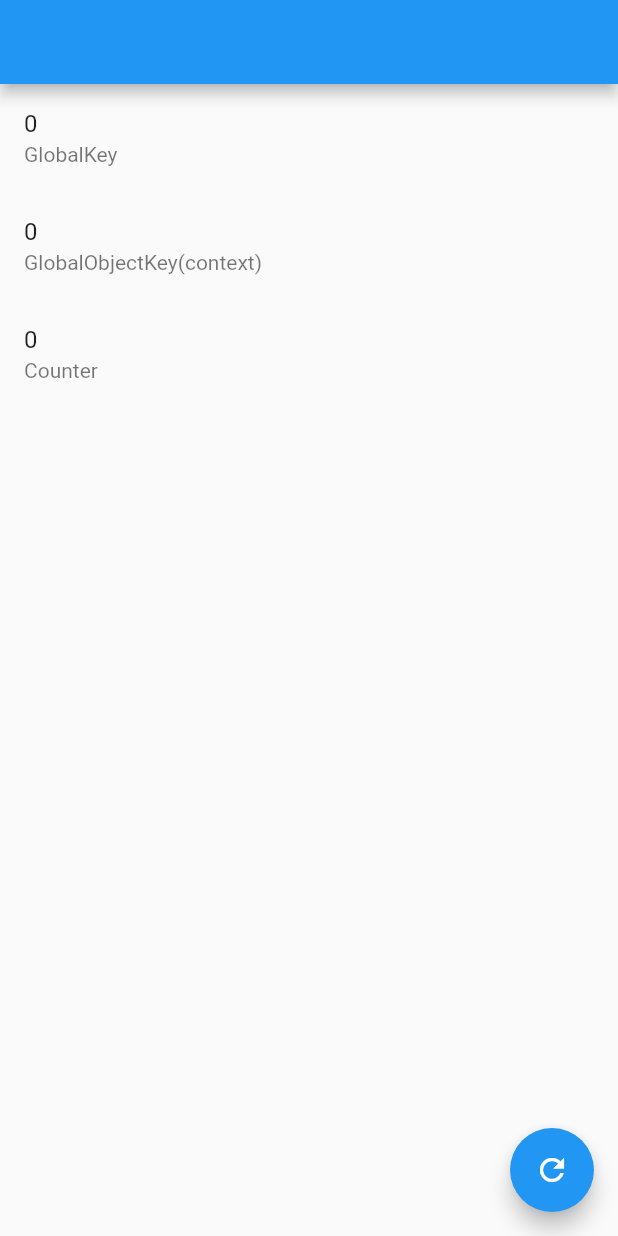
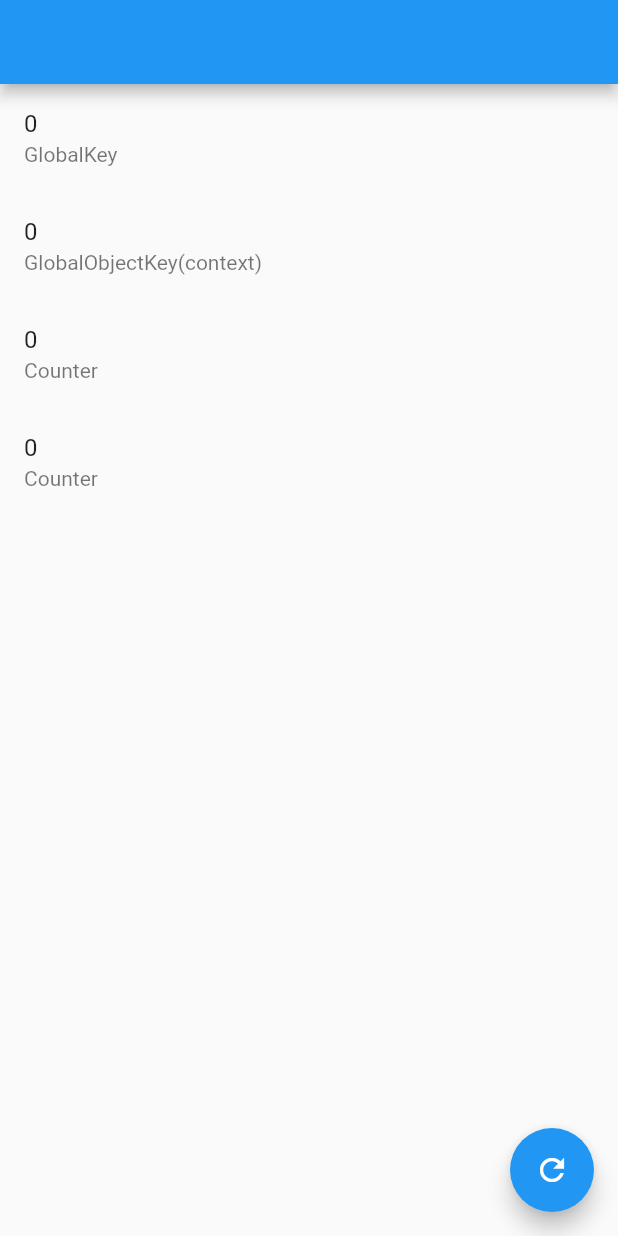
Before and after one commit to mono0926/flutter_playground, a Flutter app: the HomePage screen opened directly, on a phone screen of 412 x 824 dp. Run offline on Flutter 3.47's test engine with Material 2 defaults, Android fonts, the phone set to English and light mode, and no system bars.

Commit message:
Add ValueKey example

```diff
--- a/lib/main_global_object_key.dart
+++ b/lib/main_global_object_key.dart
@@ -32,6 +32,11 @@ class _HomePageState extends State<HomePage> {
           GlobalObjectKeyWidget(),
           // indexとruntimeTypeが同じなのでStateは維持
           Counter(label: 'Counter'),
+          // keyが同じなのでStateは維持
+          Counter(
+            key: ValueKey('counter'),
+            label: 'Counter',
+          ),
         ],
       ),
       floatingActionButton: FloatingActionButton(
```
